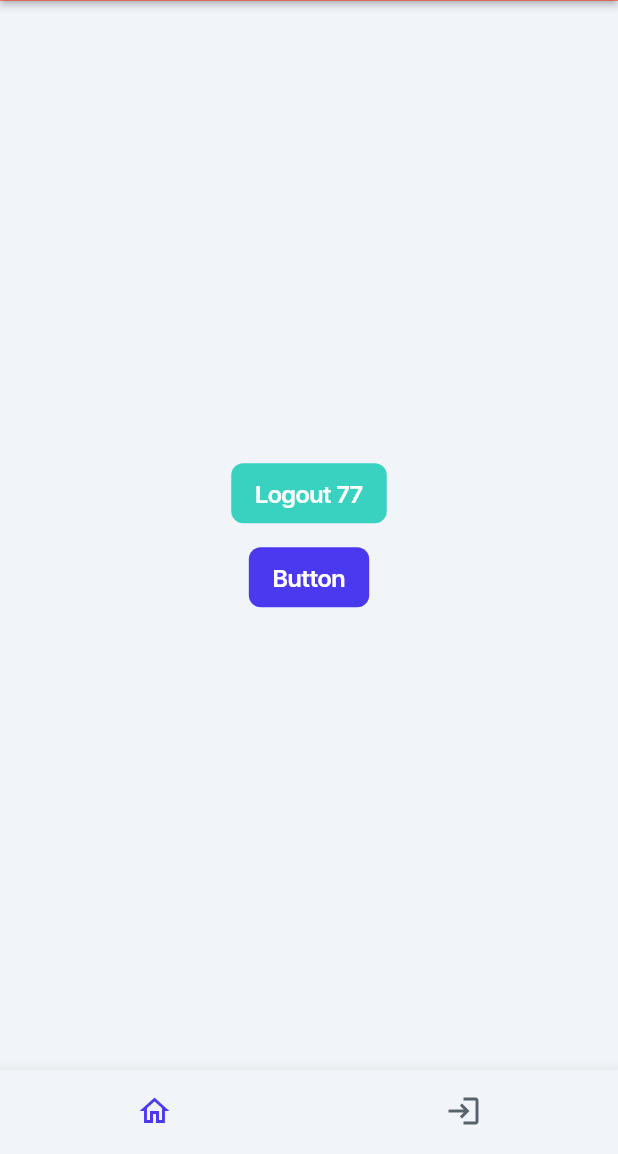
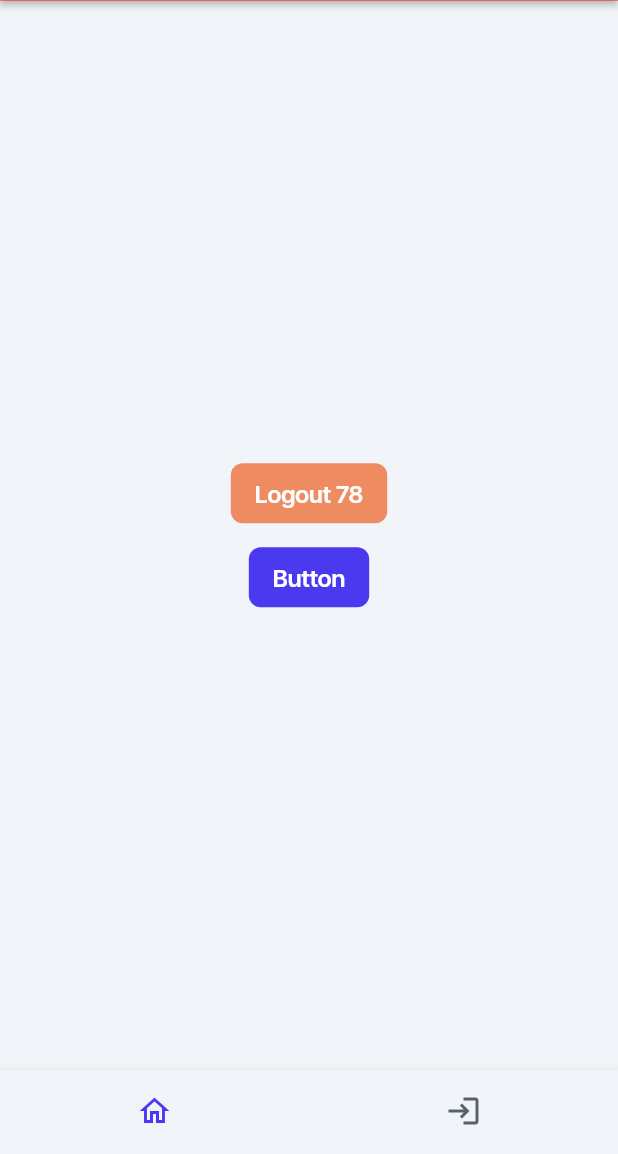
Before and after one commit to ffhr/FlutterFlowBenchmark, a Flutter app: the screen it shows once a user with an empty profile is signed in, on a phone screen of 412 x 824 dp, the part 82-1236 px from its top. Run offline on Flutter 3.47's test engine with Material 3 defaults, Android fonts, the phone set to English and light mode, and no system bars; drawn by our look-alikes of auto_size_text; our stand-ins replace firebase_auth, firebase_core, font_awesome_flutter, from_css_color, go_router, google_fonts and 6 more; missing offline and left inert: json_path; accounts and stored records are empty; statements that could not run were skipped.

Commit message:
Updating to latest FlutterFlow output.

```diff
--- a/lib/pages/home_page/home_page_widget.dart
+++ b/lib/pages/home_page/home_page_widget.dart
@@ -77,14 +77,14 @@ class _HomePageWidgetState extends State<HomePageWidget> {
 
                     context.goNamedAuth('LoginPage', context.mounted);
                   },
-                  text: 'Logout 77',
+                  text: 'Logout 78',
                   options: FFButtonOptions(
                     height: 40.0,
                     padding:
                         EdgeInsetsDirectional.fromSTEB(16.0, 0.0, 16.0, 0.0),
                     iconPadding:
                         EdgeInsetsDirectional.fromSTEB(0.0, 0.0, 0.0, 0.0),
-                    color: FlutterFlowTheme.of(context).secondary,
+                    color: FlutterFlowTheme.of(context).tertiary,
                     textStyle: FlutterFlowTheme.of(context).titleSmall.override(
                           fontFamily: 'Inter Tight',
                           color: Colors.white,
```
